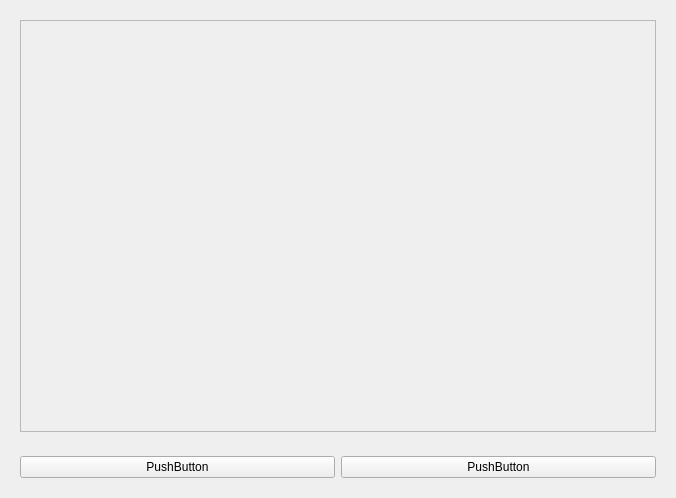
Old version of the form ui/window.ui in the repository Hughsean/RR.Schedule.
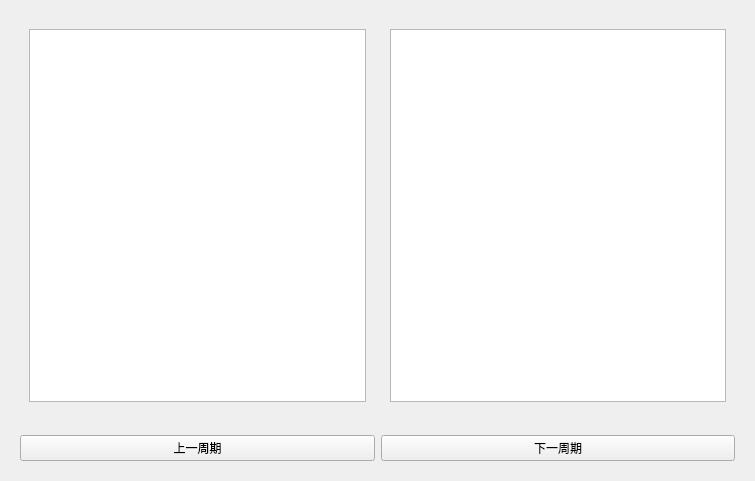
New version of the form.

Diff of the .ui file:
```diff
--- a/ui/window.ui
+++ b/ui/window.ui
@@ -6,8 +6,8 @@
    <rect>
     <x>0</x>
     <y>0</y>
-    <width>676</width>
-    <height>498</height>
+    <width>755</width>
+    <height>481</height>
    </rect>
   </property>
   <property name="windowTitle">
@@ -16,22 +16,23 @@
   <layout class="QVBoxLayout" name="verticalLayout" stretch="1,0">
    <item>
     <widget class="QWidget" name="widget" native="true">
-     <layout class="QVBoxLayout" name="verticalLayout_2">
+     <layout class="QHBoxLayout" name="horizontalLayout_2">
       <item>
-       <widget class="QScrollArea" name="scrollArea">
-        <property name="widgetResizable">
-         <bool>true</bool>
-        </property>
-        <widget class="QWidget" name="scrollAreaWidgetContents">
-         <property name="geometry">
-          <rect>
-           <x>0</x>
-           <y>0</y>
-           <width>638</width>
-           <height>412</height>
-          </rect>
-         </property>
-        </widget>
+       <widget class="QWidget" name="widget_4" native="true">
+        <layout class="QVBoxLayout" name="verticalLayout_3">
+         <item>
+          <widget class="QTableWidget" name="cpu"/>
+         </item>
+        </layout>
+       </widget>
+      </item>
+      <item>
+       <widget class="QWidget" name="widget_3" native="true">
+        <layout class="QVBoxLayout" name="verticalLayout_2">
+         <item>
+          <widget class="QListWidget" name="kernel"/>
+         </item>
+        </layout>
        </widget>
       </item>
      </layout>
@@ -49,7 +50,7 @@
          </sizepolicy>
         </property>
         <property name="text">
-         <string>PushButton</string>
+         <string>上一周期</string>
         </property>
        </widget>
       </item>
@@ -62,7 +63,7 @@
          </sizepolicy>
         </property>
         <property name="text">
-         <string>PushButton</string>
+         <string>下一周期</string>
         </property>
        </widget>
       </item>
```
Left out of the diff: 4 changed lines with no effect on the pictures.
